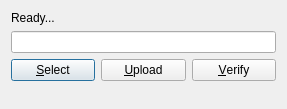
First picture: the form in firmware.ui, repository csete/qthid, before the edit.
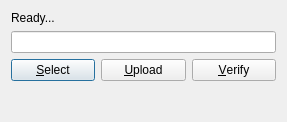
Second picture: the form after the edit. Icons and pictures are not drawn.

Commit message: Issue #10: Moved IF filter and gain mode control into dock widget. Changed FW dialog into non-modal to allow FCd reader callback to function in bootloader mode.

```diff
--- a/firmware.ui
+++ b/firmware.ui
@@ -10,7 +10,7 @@
     <x>0</x>
     <y>0</y>
     <width>287</width>
-    <height>109</height>
+    <height>122</height>
    </rect>
   </property>
   <property name="windowTitle">
```
Left out of the diff: 2 changed lines with no effect on the pictures. The commit also changes 6 other files.
